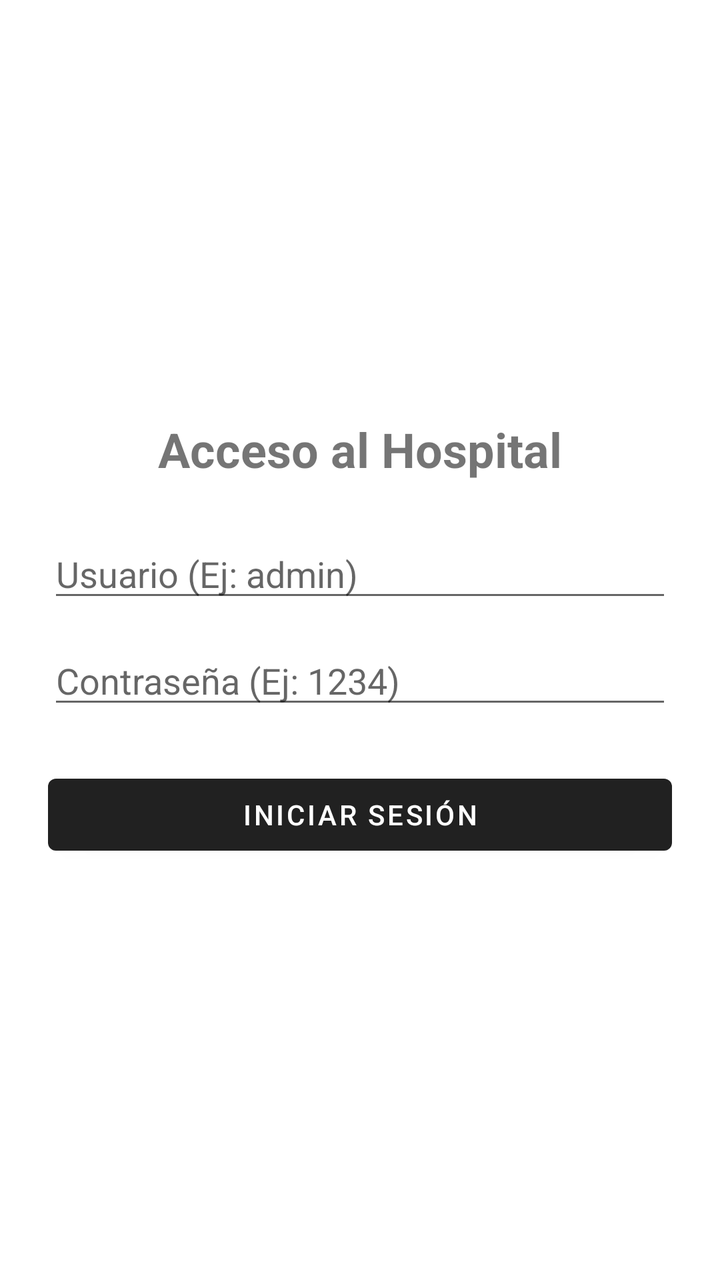
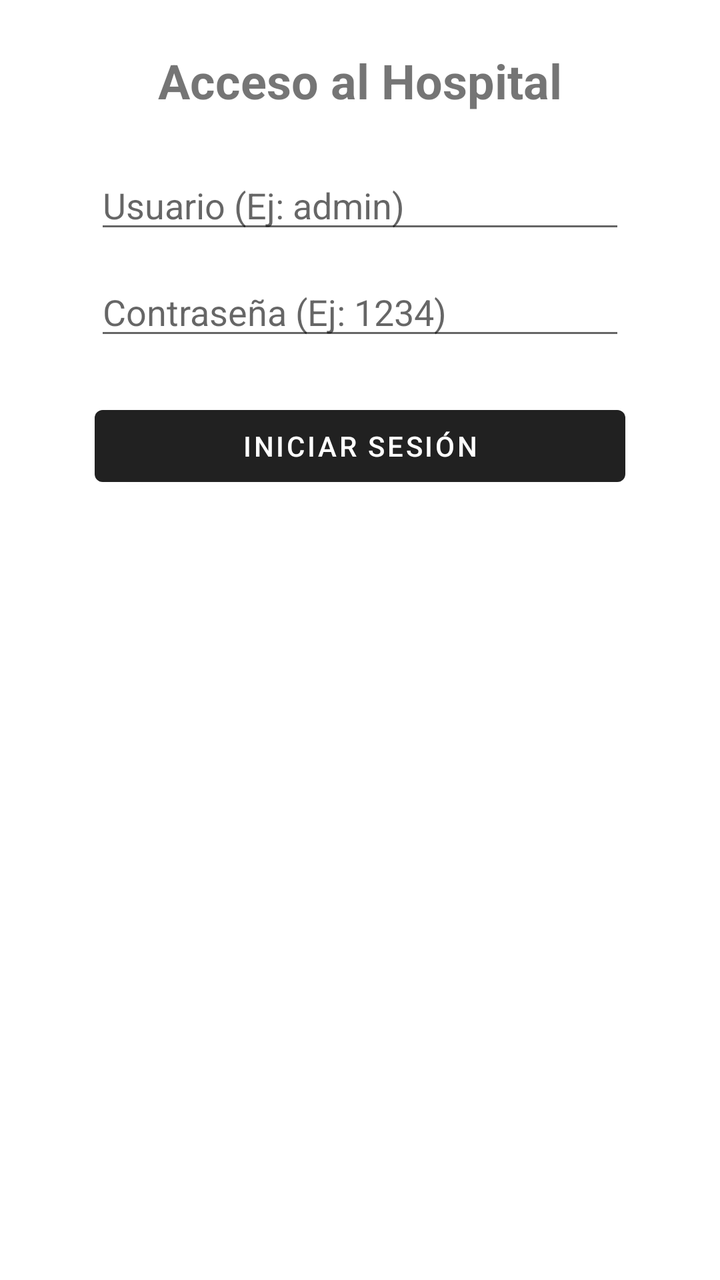

Screens rendered from an Android XML layout before and after an edit, with the pre-edit source and the edit as a unified diff.
<!-- AndroidManifest.xml: application theme Theme.MaterialComponents.DayNight.DarkActionBar -->
<!-- res/layout/activity_login.xml -->
<?xml version="1.0" encoding="utf-8"?>
<LinearLayout xmlns:android="http://schemas.android.com/apk/res/android"
    android:layout_width="match_parent"
    android:layout_height="match_parent"
    android:orientation="vertical"
    android:gravity="center"
    android:padding="24dp">

    <TextView
        android:layout_width="wrap_content"
        android:layout_height="wrap_content"
        android:text="Acceso al Hospital"
        android:textSize="24sp"
        android:textStyle="bold"
        android:layout_marginBottom="24dp"/>

    <EditText
        android:id="@+id/etUser"
        android:layout_width="match_parent"
        android:layout_height="wrap_content"
        android:hint="Usuario (Ej: admin)"
        android:layout_marginBottom="12dp"/>

    <EditText
        android:id="@+id/etPass"
        android:layout_width="match_parent"
        android:layout_height="wrap_content"
        android:hint="Contraseña (Ej: 1234)"
        android:inputType="textPassword"
        android:layout_marginBottom="24dp"/>

    <Button
        android:id="@+id/btnLogin"
        android:layout_width="match_parent"
        android:layout_height="wrap_content"
        android:text="Iniciar Sesión"/>
</LinearLayout>
<!-- resources referenced by this layout -->
<resources>

</resources>

<!-- the commit's change to res/layout/activity_login.xml (unified diff, before → after) -->
@@ -1,37 +1,7 @@
-<?xml version="1.0" encoding="utf-8"?>
-<LinearLayout xmlns:android="http://schemas.android.com/apk/res/android"
-    android:layout_width="match_parent"
-    android:layout_height="match_parent"
-    android:orientation="vertical"
-    android:gravity="center"
-    android:padding="24dp">
-
-    <TextView
-        android:layout_width="wrap_content"
-        android:layout_height="wrap_content"
-        android:text="Acceso al Hospital"
-        android:textSize="24sp"
-        android:textStyle="bold"
-        android:layout_marginBottom="24dp"/>
-
-    <EditText
-        android:id="@+id/etUser"
-        android:layout_width="match_parent"
-        android:layout_height="wrap_content"
-        android:hint="Usuario (Ej: admin)"
-        android:layout_marginBottom="12dp"/>
-
-    <EditText
-        android:id="@+id/etPass"
-        android:layout_width="match_parent"
-        android:layout_height="wrap_content"
-        android:hint="Contraseña (Ej: 1234)"
-        android:inputType="textPassword"
-        android:layout_marginBottom="24dp"/>
-
-    <Button
-        android:id="@+id/btnLogin"
-        android:layout_width="match_parent"
-        android:layout_height="wrap_content"
-        android:text="Iniciar Sesión"/>
-</LinearLayout>
+<androidx.constraintlayout.widget.ConstraintLayout xmlns:android="http://schemas.android.com/apk/res/android" xmlns:app="http://schemas.android.com/apk/res-auto" android:layout_width="match_parent" android:layout_height="match_parent" android:padding="24dp">
+    <TextView android:id="@+id/tvTitulo" android:layout_width="wrap_content" android:layout_height="wrap_content" android:text="Acceso al Hospital" android:textSize="24sp" android:textStyle="bold" app:layout_constraintTop_toTopOf="parent" app:layout_constraintStart_toStartOf="parent" app:layout_constraintEnd_toEndOf="parent" app:layout_constraintVertical_bias="0.3"/>
+    
+    <EditText android:id="@+id/etUser" android:layout_width="0dp" android:layout_height="wrap_content" android:hint="Usuario (Ej: admin)" android:layout_marginTop="24dp" app:layout_constraintWidth_percent="0.85" app:layout_constraintTop_toBottomOf="@id/tvTitulo" app:layout_constraintStart_toStartOf="parent" app:layout_constraintEnd_toEndOf="parent"/>
+    <EditText android:id="@+id/etPass" android:layout_width="0dp" android:layout_height="wrap_content" android:hint="Contraseña (Ej: 1234)" android:inputType="textPassword" android:layout_marginTop="12dp" app:layout_constraintWidth_percent="0.85" app:layout_constraintTop_toBottomOf="@id/etUser" app:layout_constraintStart_toStartOf="parent" app:layout_constraintEnd_toEndOf="parent"/>
+    <Button android:id="@+id/btnLogin" android:layout_width="0dp" android:layout_height="wrap_content" android:text="Iniciar Sesión" android:layout_marginTop="24dp" app:layout_constraintWidth_percent="0.85" app:layout_constraintTop_toBottomOf="@id/etPass" app:layout_constraintStart_toStartOf="parent" app:layout_constraintEnd_toEndOf="parent"/>
+</androidx.constraintlayout.widget.ConstraintLayout>
